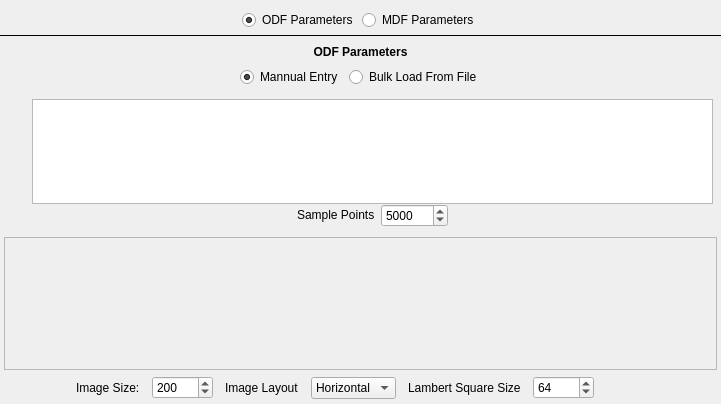
This is Source/Plugins/SyntheticBuilding/Gui/Widgets/UI_Files/StatsGenAxisODFWidget.ui in BlueQuartzSoftware/DREAM3D as Qt 5 draws it before an edit. The edited form follows.
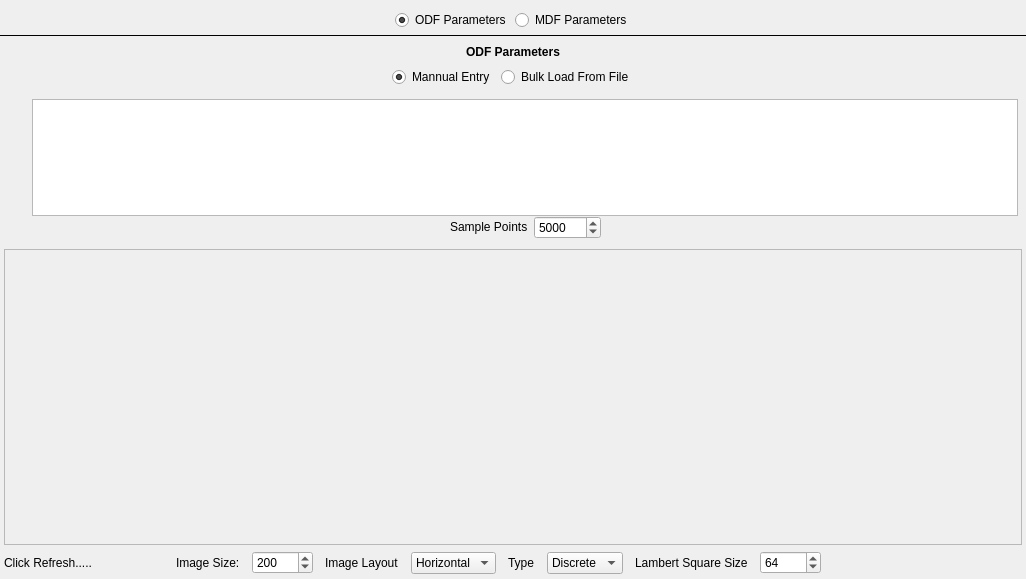
This is the edited form. Icons and pictures are not drawn. Custom widgets are drawn as their Qt base class.

Commit message:
Allow users to select Lambert or Discrete pole figures in the ODF tab.
fixes #818. closes #818. updates #818.

Patch:
```diff
--- a/Source/Plugins/SyntheticBuilding/Gui/Widgets/UI_Files/StatsGenAxisODFWidget.ui
+++ b/Source/Plugins/SyntheticBuilding/Gui/Widgets/UI_Files/StatsGenAxisODFWidget.ui
@@ -6,8 +6,8 @@
    <rect>
     <x>0</x>
     <y>0</y>
-    <width>721</width>
-    <height>404</height>
+    <width>1026</width>
+    <height>579</height>
    </rect>
   </property>
   <property name="windowTitle">
@@ -126,8 +126,8 @@
            <rect>
             <x>0</x>
             <y>0</y>
-            <width>711</width>
-            <height>104</height>
+            <width>1016</width>
+            <height>144</height>
            </rect>
           </property>
           <property name="sizePolicy">
@@ -142,21 +142,21 @@
             <height>16777215</height>
            </size>
           </property>
-          <layout class="QHBoxLayout" name="horizontalLayout">
+          <layout class="QVBoxLayout" name="verticalLayout_2">
            <property name="spacing">
-            <number>4</number>
+            <number>0</number>
            </property>
            <property name="leftMargin">
-            <number>5</number>
+            <number>0</number>
            </property>
            <property name="topMargin">
-            <number>5</number>
+            <number>0</number>
            </property>
            <property name="rightMargin">
-            <number>5</number>
+            <number>0</number>
            </property>
            <property name="bottomMargin">
-            <number>5</number>
+            <number>0</number>
            </property>
            <item>
             <widget class="QLabel" name="m_PoleFigureLabel">
@@ -180,8 +180,8 @@
          <property name="horizontalSpacing">
           <number>12</number>
          </property>
-         <item row="0" column="5">
-          <widget class="QComboBox" name="imageLayout">
+         <item row="0" column="6">
+          <widget class="QComboBox" name="m_ImageLayoutCB">
            <property name="currentIndex">
             <number>0</number>
            </property>
@@ -202,7 +202,7 @@
            </item>
           </widget>
          </item>
-         <item row="0" column="8">
+         <item row="0" column="12">
           <spacer name="horizontalSpacer_2">
            <property name="orientation">
             <enum>Qt::Horizontal</enum>
@@ -215,7 +215,7 @@
            </property>
           </spacer>
          </item>
-         <item row="0" column="0">
+         <item row="0" column="1">
           <widget class="SVIconPushButton" name="m_CalculateODFBtn">
            <property name="sizePolicy">
             <sizepolicy hsizetype="Fixed" vsizetype="Fixed">
@@ -262,15 +262,15 @@
            </property>
           </widget>
          </item>
-         <item row="0" column="2">
+         <item row="0" column="3">
           <widget class="QLabel" name="label_5">
            <property name="text">
             <string>Image Size:</string>
            </property>
           </widget>
          </item>
-         <item row="0" column="3">
-          <widget class="SVSpinBox" name="pfImageSize">
+         <item row="0" column="4">
+          <widget class="SVSpinBox" name="m_PFImageSize">
            <property name="toolTip">
             <string>Press the 'Refresh' button after making any edits to this value</string>
            </property>
@@ -282,7 +282,7 @@
            </property>
           </widget>
          </item>
-         <item row="0" column="4">
+         <item row="0" column="5">
           <widget class="QLabel" name="label_8">
            <property name="toolTip">
             <string>Controls the size of the Modified Lambert Square that is used for interpolation of the angular data during the stereographic project generation. You should leave this at the default unless you really understand what you are doing.</string>
@@ -292,8 +292,8 @@
            </property>
           </widget>
          </item>
-         <item row="0" column="6">
-          <widget class="QLabel" name="pfLambertLabel">
+         <item row="0" column="9">
+          <widget class="QLabel" name="m_PFLambertLabel">
            <property name="toolTip">
             <string>Controls the size of the Modified Lambert Square that is used for interpolation of the angular data during the stereographic project generation. You should leave this at the default unless you really understand what you are doing.</string>
            </property>
@@ -302,8 +302,8 @@
            </property>
           </widget>
          </item>
-         <item row="0" column="7">
-          <widget class="SVSpinBox" name="pfLambertSize">
+         <item row="0" column="10">
+          <widget class="SVSpinBox" name="m_PFLambertSize">
            <property name="maximum">
             <number>10000</number>
            </property>
@@ -312,7 +312,7 @@
            </property>
           </widget>
          </item>
-         <item row="0" column="1">
+         <item row="0" column="2">
           <widget class="SVIconPushButton" name="savePoleFigureImage">
            <property name="sizePolicy">
             <sizepolicy hsizetype="Fixed" vsizetype="Fixed">
@@ -353,6 +353,43 @@
            </property>
           </widget>
          </item>
+         <item row="0" column="8">
+          <widget class="QComboBox" name="m_PFTypeCB">
+           <property name="currentIndex">
+            <number>0</number>
+           </property>
+           <item>
+            <property name="text">
+             <string>Discrete</string>
+            </property>
+           </item>
+           <item>
+            <property name="text">
+             <string>Lambert</string>
+            </property>
+           </item>
+          </widget>
+         </item>
+         <item row="0" column="7">
+          <widget class="QLabel" name="m_PFTypeLable">
+           <property name="toolTip">
+            <string>Controls the size of the Modified Lambert Square that is used for interpolation of the angular data during the stereographic project generation. You should leave this at the default unless you really understand what you are doing.</string>
+           </property>
+           <property name="text">
+            <string>Type</string>
+           </property>
+          </widget>
+         </item>
+         <item row="0" column="0">
+          <widget class="QLabel" name="m_PFStatusLabel">
+           <property name="toolTip">
+            <string>Controls the size of the Modified Lambert Square that is used for interpolation of the angular data during the stereographic project generation. You should leave this at the default unless you really understand what you are doing.</string>
+           </property>
+           <property name="text">
+            <string>Click Refresh.....</string>
+           </property>
+          </widget>
+         </item>
         </layout>
        </item>
        <item row="0" column="0" colspan="2">
```
Left out of the diff: 8 changed lines with no effect on the pictures. The commit also changes 3 other files.
